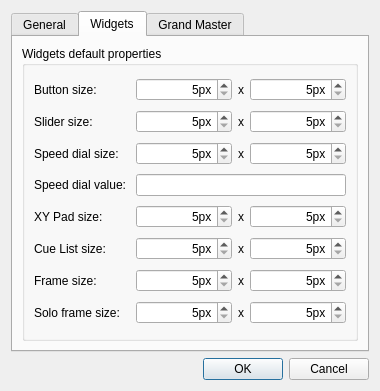
mcallegari/qlcplus, file ui/src/vcproperties.ui: the form before one commit.
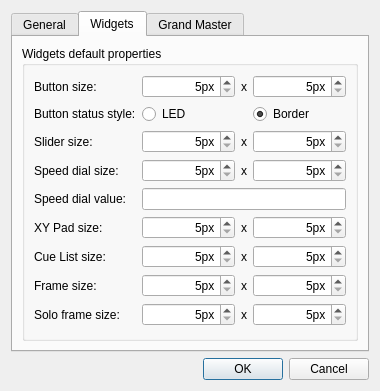
The form after the commit. The open tabs and pages were chosen to show the change.

```diff
--- a/ui/src/vcproperties.ui
+++ b/ui/src/vcproperties.ui
@@ -140,43 +140,24 @@
           <string>Widgets default properties</string>
          </property>
          <layout class="QGridLayout" name="gridLayout_2">
-          <item row="2" column="0">
-           <widget class="QLabel" name="label_8">
-            <property name="text">
-             <string>Speed dial size:</string>
+          <item row="5" column="3">
+           <widget class="QSpinBox" name="m_xypadHspin">
+            <property name="alignment">
+             <set>Qt::AlignRight|Qt::AlignTrailing|Qt::AlignVCenter</set>
             </property>
-           </widget>
-          </item>
-          <item row="7" column="0">
-           <widget class="QLabel" name="label_16">
-            <property name="text">
-             <string>Solo frame size:</string>
+            <property name="suffix">
+             <string notr="true">px</string>
             </property>
-           </widget>
-          </item>
-          <item row="5" column="0">
-           <widget class="QLabel" name="label_12">
-            <property name="text">
-             <string>Cue List size:</string>
+            <property name="minimum">
+             <number>5</number>
             </property>
-           </widget>
-          </item>
-          <item row="6" column="2">
-           <widget class="QLabel" name="label_15">
-            <property name="text">
-             <string>x</string>
+            <property name="maximum">
+             <number>1000</number>
             </property>
            </widget>
           </item>
-          <item row="4" column="2">
-           <widget class="QLabel" name="label_11">
-            <property name="text">
-             <string>x</string>
-            </property>
-           </widget>
-          </item>
-          <item row="2" column="1">
-           <widget class="QSpinBox" name="m_speedWspin">
+          <item row="0" column="1">
+           <widget class="QSpinBox" name="m_buttonWspin">
             <property name="alignment">
              <set>Qt::AlignRight|Qt::AlignTrailing|Qt::AlignVCenter</set>
             </property>
@@ -194,22 +175,59 @@
             </property>
            </widget>
           </item>
-          <item row="0" column="0">
-           <widget class="QLabel" name="label_2">
-            <property name="text">
-             <string>Button size:</string>
+          <item row="4" column="1" colspan="3">
+           <widget class="QLineEdit" name="m_speedValueEdit">
+            <property name="alignment">
+             <set>Qt::AlignRight|Qt::AlignTrailing|Qt::AlignVCenter</set>
             </property>
            </widget>
           </item>
           <item row="4" column="0">
+           <widget class="QLabel" name="label_18">
+            <property name="text">
+             <string>Speed dial value:</string>
+            </property>
+           </widget>
+          </item>
+          <item row="3" column="2">
+           <widget class="QLabel" name="label_9">
+            <property name="text">
+             <string>x</string>
+            </property>
+           </widget>
+          </item>
+          <item row="5" column="1">
+           <widget class="QSpinBox" name="m_xypadWspin">
+            <property name="alignment">
+             <set>Qt::AlignRight|Qt::AlignTrailing|Qt::AlignVCenter</set>
+            </property>
+            <property name="suffix">
+             <string notr="true">px</string>
+            </property>
+            <property name="minimum">
+             <number>5</number>
+            </property>
+            <property name="maximum">
+             <number>1000</number>
+            </property>
+           </widget>
+          </item>
+          <item row="2" column="2">
+           <widget class="QLabel" name="label_7">
+            <property name="text">
+             <string>x</string>
+            </property>
+           </widget>
+          </item>
+          <item row="5" column="0">
            <widget class="QLabel" name="label_10">
             <property name="text">
              <string>XY Pad size:</string>
             </property>
            </widget>
           </item>
-          <item row="6" column="1">
-           <widget class="QSpinBox" name="m_frameWspin">
+          <item row="2" column="1">
+           <widget class="QSpinBox" name="m_sliderWspin">
             <property name="alignment">
              <set>Qt::AlignRight|Qt::AlignTrailing|Qt::AlignVCenter</set>
             </property>
@@ -221,6 +239,119 @@
             </property>
             <property name="maximum">
              <number>1000</number>
+            </property>
+            <property name="value">
+             <number>5</number>
+            </property>
+           </widget>
+          </item>
+          <item row="3" column="3">
+           <widget class="QSpinBox" name="m_speedHspin">
+            <property name="alignment">
+             <set>Qt::AlignRight|Qt::AlignTrailing|Qt::AlignVCenter</set>
+            </property>
+            <property name="suffix">
+             <string notr="true">px</string>
+            </property>
+            <property name="minimum">
+             <number>5</number>
+            </property>
+            <property name="maximum">
+             <number>1000</number>
+            </property>
+            <property name="value">
+             <number>5</number>
+            </property>
+           </widget>
+          </item>
+          <item row="8" column="2">
+           <widget class="QLabel" name="label_17">
+            <property name="text">
+             <string>x</string>
+            </property>
+           </widget>
+          </item>
+          <item row="2" column="0">
+           <widget class="QLabel" name="label_6">
+            <property name="text">
+             <string>Slider size:</string>
+            </property>
+           </widget>
+          </item>
+          <item row="6" column="2">
+           <widget class="QLabel" name="label_13">
+            <property name="text">
+             <string>x</string>
+            </property>
+           </widget>
+          </item>
+          <item row="8" column="1">
+           <widget class="QSpinBox" name="m_soloWspin">
+            <property name="alignment">
+             <set>Qt::AlignRight|Qt::AlignTrailing|Qt::AlignVCenter</set>
+            </property>
+            <property name="suffix">
+             <string notr="true">px</string>
+            </property>
+            <property name="minimum">
+             <number>5</number>
+            </property>
+            <property name="maximum">
+             <number>1000</number>
+            </property>
+           </widget>
+          </item>
+          <item row="3" column="1">
+           <widget class="QSpinBox" name="m_speedWspin">
+            <property name="alignment">
+             <set>Qt::AlignRight|Qt::AlignTrailing|Qt::AlignVCenter</set>
+            </property>
+            <property name="suffix">
+             <string notr="true">px</string>
+            </property>
+            <property name="minimum">
+             <number>5</number>
+            </property>
+            <property name="maximum">
+             <number>1000</number>
+            </property>
+            <property name="value">
+             <number>5</number>
+            </property>
+           </widget>
+          </item>
+          <item row="7" column="3">
+           <widget class="QSpinBox" name="m_frameHspin">
+            <property name="alignment">
+             <set>Qt::AlignRight|Qt::AlignTrailing|Qt::AlignVCenter</set>
+            </property>
+            <property name="suffix">
+             <string notr="true">px</string>
+            </property>
+            <property name="minimum">
+             <number>5</number>
+            </property>
+            <property name="maximum">
+             <number>1000</number>
+            </property>
+           </widget>
+          </item>
+          <item row="2" column="3">
+           <widget class="QSpinBox" name="m_sliderHspin">
+            <property name="alignment">
+             <set>Qt::AlignRight|Qt::AlignTrailing|Qt::AlignVCenter</set>
+            </property>
+            <property name="suffix">
+             <string notr="true">px</string>
+            </property>
+            <property name="minimum">
+             <number>5</number>
+            </property>
+            <property name="maximum">
+             <number>1000</number>
+            </property>
+            <property name="value">
+             <number>5</number>
             </property>
            </widget>
           </item>
@@ -256,159 +387,28 @@
             </property>
            </widget>
           </item>
-          <item row="1" column="1">
-           <widget class="QSpinBox" name="m_sliderWspin">
-            <property name="alignment">
-             <set>Qt::AlignRight|Qt::AlignTrailing|Qt::AlignVCenter</set>
-            </property>
-            <property name="suffix">
-             <string notr="true">px</string>
-            </property>
-            <property name="minimum">
-             <number>5</number>
-            </property>
-            <property name="maximum">
-             <number>1000</number>
-            </property>
-            <property name="value">
-             <number>5</number>
-            </property>
-           </widget>
-          </item>
-          <item row="2" column="3">
-           <widget class="QSpinBox" name="m_speedHspin">
-            <property name="alignment">
-             <set>Qt::AlignRight|Qt::AlignTrailing|Qt::AlignVCenter</set>
-            </property>
-            <property name="suffix">
-             <string notr="true">px</string>
-            </property>
-            <property name="minimum">
-             <number>5</number>
-            </property>
-            <property name="maximum">
-             <number>1000</number>
-            </property>
-            <property name="value">
-             <number>5</number>
-            </property>
-           </widget>
-          </item>
-          <item row="4" column="3">
-           <widget class="QSpinBox" name="m_xypadHspin">
-            <property name="alignment">
-             <set>Qt::AlignRight|Qt::AlignTrailing|Qt::AlignVCenter</set>
-            </property>
-            <property name="suffix">
-             <string notr="true">px</string>
-            </property>
-            <property name="minimum">
-             <number>5</number>
-            </property>
-            <property name="maximum">
-             <number>1000</number>
-            </property>
-           </widget>
-          </item>
-          <item row="0" column="1">
-           <widget class="QSpinBox" name="m_buttonWspin">
-            <property name="alignment">
-             <set>Qt::AlignRight|Qt::AlignTrailing|Qt::AlignVCenter</set>
-            </property>
-            <property name="suffix">
-             <string notr="true">px</string>
-            </property>
-            <property name="minimum">
-             <number>5</number>
-            </property>
-            <property name="maximum">
-             <number>1000</number>
-            </property>
-            <property name="value">
-             <number>5</number>
-            </property>
-           </widget>
-          </item>
-          <item row="5" column="2">
-           <widget class="QLabel" name="label_13">
-            <property name="text">
-             <string>x</string>
-            </property>
-           </widget>
-          </item>
-          <item row="7" column="1">
-           <widget class="QSpinBox" name="m_soloWspin">
-            <property name="alignment">
-             <set>Qt::AlignRight|Qt::AlignTrailing|Qt::AlignVCenter</set>
-            </property>
-            <property name="suffix">
-             <string notr="true">px</string>
-            </property>
-            <property name="minimum">
-             <number>5</number>
-            </property>
-            <property name="maximum">
-             <number>1000</number>
-            </property>
-           </widget>
-          </item>
-          <item row="6" column="3">
-           <widget class="QSpinBox" name="m_frameHspin">
-            <property name="alignment">
-             <set>Qt::AlignRight|Qt::AlignTrailing|Qt::AlignVCenter</set>
-            </property>
-            <property name="suffix">
-             <string notr="true">px</string>
-            </property>
-            <property name="minimum">
-             <number>5</number>
-            </property>
-            <property name="maximum">
-             <number>1000</number>
-            </property>
-           </widget>
-          </item>
-          <item row="1" column="3">
-           <widget class="QSpinBox" name="m_sliderHspin">
-            <property name="alignment">
-             <set>Qt::AlignRight|Qt::AlignTrailing|Qt::AlignVCenter</set>
-            </property>
-            <property name="suffix">
-             <string notr="true">px</string>
-            </property>
-            <property name="minimum">
-             <number>5</number>
-            </property>
-            <property name="maximum">
-             <number>1000</number>
-            </property>
-            <property name="value">
-             <number>5</number>
-            </property>
-           </widget>
-          </item>
           <item row="7" column="2">
-           <widget class="QLabel" name="label_17">
+           <widget class="QLabel" name="label_15">
             <property name="text">
              <string>x</string>
             </property>
            </widget>
           </item>
-          <item row="1" column="0">
-           <widget class="QLabel" name="label_6">
+          <item row="5" column="2">
+           <widget class="QLabel" name="label_11">
             <property name="text">
-             <string>Slider size:</string>
+             <string>x</string>
             </property>
            </widget>
           </item>
-          <item row="6" column="0">
+          <item row="7" column="0">
            <widget class="QLabel" name="label_14">
             <property name="text">
              <string>Frame size:</string>
             </property>
            </widget>
           </item>
-          <item row="5" column="3">
+          <item row="6" column="3">
            <widget class="QSpinBox" name="m_cuelistHspin">
             <property name="alignment">
              <set>Qt::AlignRight|Qt::AlignTrailing|Qt::AlignVCenter</set>
@@ -424,7 +424,30 @@
             </property>
            </widget>
           </item>
-          <item row="7" column="3">
+          <item row="3" column="0">
+           <widget class="QLabel" name="label_8">
+            <property name="text">
+             <string>Speed dial size:</string>
+            </property>
+           </widget>
+          </item>
+          <item row="7" column="1">
+           <widget class="QSpinBox" name="m_frameWspin">
+            <property name="alignment">
+             <set>Qt::AlignRight|Qt::AlignTrailing|Qt::AlignVCenter</set>
+            </property>
+            <property name="suffix">
+             <string notr="true">px</string>
+            </property>
+            <property name="minimum">
+             <number>5</number>
+            </property>
+            <property name="maximum">
+             <number>1000</number>
+            </property>
+           </widget>
+          </item>
+          <item row="8" column="3">
            <widget class="QSpinBox" name="m_soloHspin">
             <property name="alignment">
              <set>Qt::AlignRight|Qt::AlignTrailing|Qt::AlignVCenter</set>
@@ -440,7 +463,7 @@
             </property>
            </widget>
           </item>
-          <item row="5" column="1">
+          <item row="6" column="1">
            <widget class="QSpinBox" name="m_cuelistWspin">
             <property name="alignment">
              <set>Qt::AlignRight|Qt::AlignTrailing|Qt::AlignVCenter</set>
@@ -456,47 +479,51 @@
             </property>
            </widget>
           </item>
-          <item row="2" column="2">
-           <widget class="QLabel" name="label_9">
+          <item row="8" column="0">
+           <widget class="QLabel" name="label_16">
             <property name="text">
-             <string>x</string>
+             <string>Solo frame size:</string>
             </property>
            </widget>
           </item>
-          <item row="4" column="1">
-           <widget class="QSpinBox" name="m_xypadWspin">
-            <property name="alignment">
-             <set>Qt::AlignRight|Qt::AlignTrailing|Qt::AlignVCenter</set>
+          <item row="6" column="0">
+           <widget class="QLabel" name="label_12">
+            <property name="text">
+             <string>Cue List size:</string>
             </property>
-            <property name="suffix">
-             <string notr="true">px</string>
+           </widget>
+          </item>
+          <item row="0" column="0">
+           <widget class="QLabel" name="label_2">
+            <property name="text">
+             <string>Button size:</string>
             </property>
-            <property name="minimum">
-             <number>5</number>
-            </property>
-            <property name="maximum">
-             <number>1000</number>
-            </property>
            </widget>
           </item>
-          <item row="1" column="2">
-           <widget class="QLabel" name="label_7">
+          <item row="1" column="0">
+           <widget class="QLabel" name="label_19">
             <property name="text">
-             <string>x</string>
+             <string>Button status style:</string>
             </property>
            </widget>
           </item>
-          <item row="3" column="0">
-           <widget class="QLabel" name="label_18">
+          <item row="1" column="1">
+           <widget class="QRadioButton" name="m_buttonStatusLEDRadio">
             <property name="text">
-             <string>Speed dial value:</string>
+             <string>LED</string>
             </property>
+            <property name="checked">
+             <bool>false</bool>
+            </property>
            </widget>
           </item>
-          <item row="3" column="1" colspan="3">
-           <widget class="QLineEdit" name="m_speedValueEdit">
-            <property name="alignment">
-             <set>Qt::AlignRight|Qt::AlignTrailing|Qt::AlignVCenter</set>
+          <item row="1" column="3">
+           <widget class="QRadioButton" name="m_buttonStatusBorderRadio">
+            <property name="text">
+             <string>Border</string>
+            </property>
+            <property name="checked">
+             <bool>true</bool>
             </property>
            </widget>
           </item>
```
